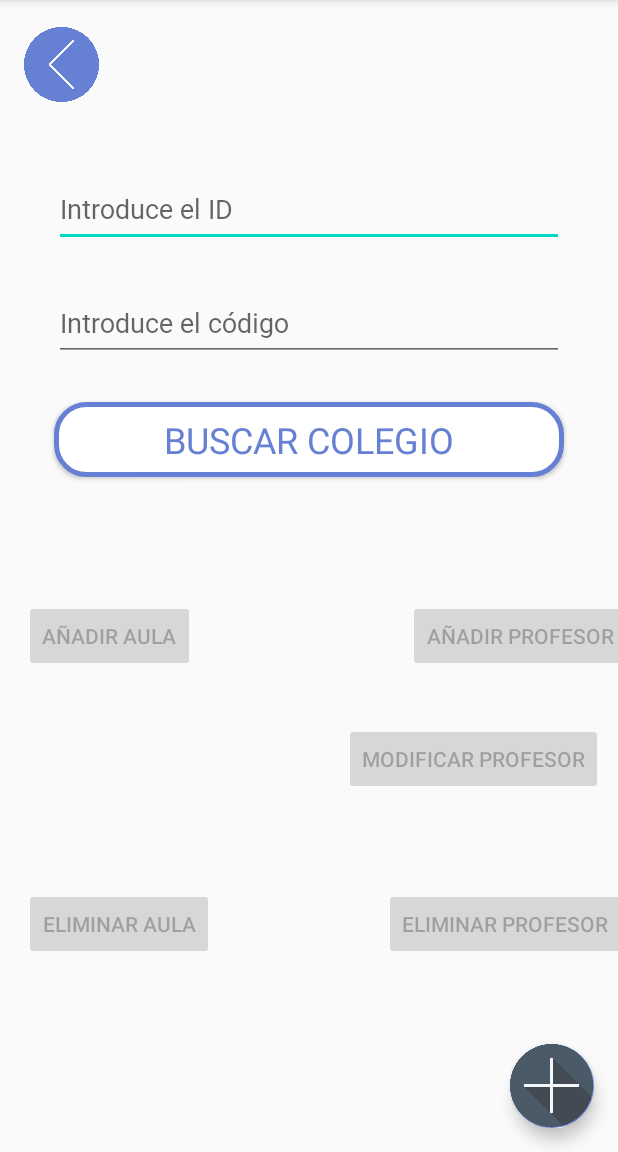
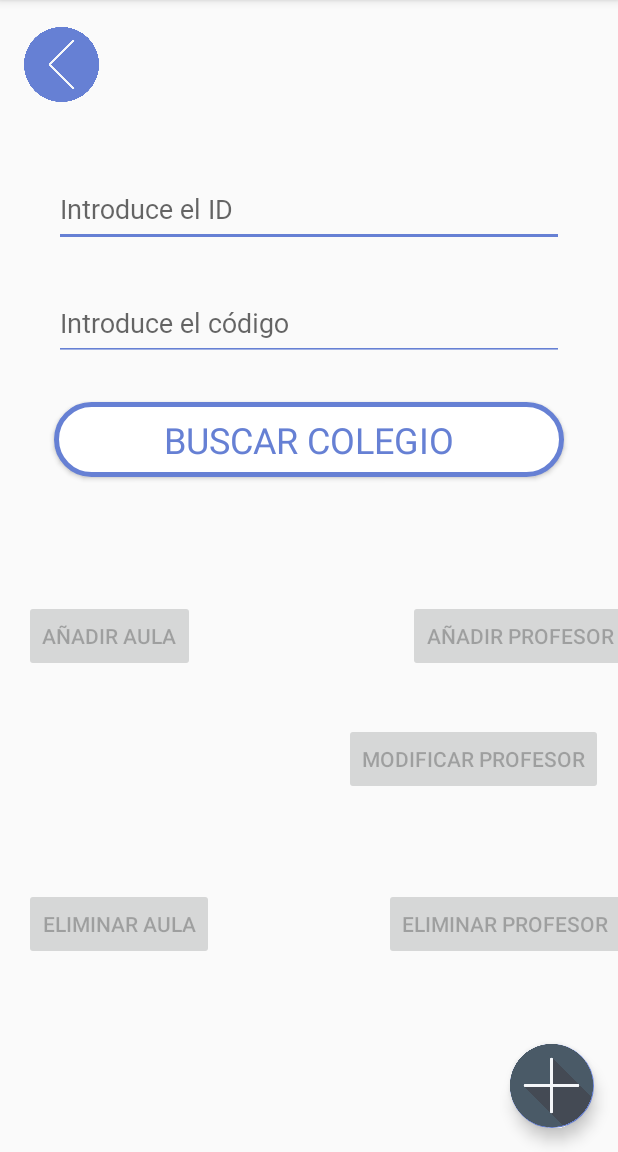
Before and after one commit to Alejandro1793/Proyecto, an Android app: the ModificarColegio4 screen opened directly, with no data from a screen before it, on a phone screen of 412 x 824 dp, the part 84-1236 px from its top. Run offline under Robolectric (Android 15) with nearby library versions, the phone set to English and light mode, and no system bars; our stand-ins replace Firebase (no records; nobody signed in at launch, a user with empty details on screens opened directly); Roboto replaces fonts that are not available here.

Commit message:
Modificaciones Layout 31/03

```diff
--- a/app/src/main/res/drawable/forma_boton.xml
+++ b/app/src/main/res/drawable/forma_boton.xml
@@ -4,7 +4,7 @@
     <solid android:color="#6680d4"/>
 
 
-    <corners android:radius="30px"/>
+    <corners android:radius="40sp"/>
 
     <stroke android:color="#ffffff"/>
 
--- a/app/src/main/res/drawable/forma_boton_contraria.xml
+++ b/app/src/main/res/drawable/forma_boton_contraria.xml
@@ -3,7 +3,7 @@
 
     <solid android:color="#FFFFFF"/>
 
-    <corners android:radius="30px"/>
+    <corners android:radius="40sp"/>
 
     <stroke android:width="3dp" android:color="#6680d4"/>
 
--- a/app/src/main/res/layout/activity_iniciar_sesion_admin2a.xml
+++ b/app/src/main/res/layout/activity_iniciar_sesion_admin2a.xml
@@ -71,7 +71,8 @@
         app:layout_constraintEnd_toEndOf="parent"
         app:layout_constraintStart_toStartOf="parent"
         app:layout_constraintTop_toTopOf="parent"
-        app:layout_constraintVertical_bias="0.345" />
+        app:layout_constraintVertical_bias="0.345"
+        android:backgroundTint="#6680d4"/>
 
     <EditText
         android:id="@+id/txtContrasenia"
@@ -86,6 +87,7 @@
         app:layout_constraintEnd_toEndOf="parent"
         app:layout_constraintStart_toStartOf="parent"
         app:layout_constraintTop_toTopOf="parent"
-        app:layout_constraintVertical_bias="0.486" />
+        app:layout_constraintVertical_bias="0.486"
+        android:backgroundTint="#6680d4"/>
 
 </androidx.constraintlayout.widget.ConstraintLayout>
--- a/app/src/main/res/layout/activity_modificar_colegio.xml
+++ b/app/src/main/res/layout/activity_modificar_colegio.xml
@@ -38,7 +38,8 @@
         app:layout_constraintStart_toStartOf="parent"
         app:layout_constraintTop_toTopOf="parent"
         app:layout_constraintVertical_bias="0.16"
-        android:autofillHints="" />
+        android:autofillHints=""
+        android:backgroundTint="#6680d4" tools:targetApi="lollipop"/>
 
     <EditText
         android:id="@+id/txtPassColeMod"
@@ -54,7 +55,8 @@
         app:layout_constraintStart_toStartOf="parent"
         app:layout_constraintTop_toTopOf="parent"
         app:layout_constraintVertical_bias="0.266"
-        android:autofillHints="" />
+        android:autofillHints=""
+        android:backgroundTint="#6680d4"/>
 
     <Button
         android:id="@+id/btnBuscarCole"
--- a/app/src/main/res/layout/activity_principal.xml
+++ b/app/src/main/res/layout/activity_principal.xml
@@ -51,7 +51,7 @@
 
         app:layout_constraintBottom_toTopOf="@+id/btnInicioSesion"
         app:layout_constraintEnd_toEndOf="parent"
-        app:layout_constraintHorizontal_bias="0.0"
+        app:layout_constraintHorizontal_bias="1.0"
         app:layout_constraintStart_toStartOf="parent"
         app:layout_constraintTop_toTopOf="parent"
         app:layout_constraintVertical_bias="0.35000002"
--- a/app/src/main/res/layout/activity_registro_usuario_2b.xml
+++ b/app/src/main/res/layout/activity_registro_usuario_2b.xml
@@ -123,6 +123,7 @@
         android:ems="10"
         android:fontFamily="@font/nova_slim"
         android:hint="@string/introduce_el_email"
+        android:backgroundTint="#6680d4"
         android:inputType="textEmailAddress"
         app:layout_constraintBottom_toTopOf="@+id/btnGenerar"
         app:layout_constraintEnd_toEndOf="parent"
@@ -130,6 +131,6 @@
         app:layout_constraintStart_toStartOf="parent"
         app:layout_constraintTop_toBottomOf="@+id/linearLayout"
         app:layout_constraintVertical_bias="1.0"
-        android:autofillHints="" />
+        android:autofillHints="" tools:targetApi="lollipop"/>
 
 </androidx.constraintlayout.widget.ConstraintLayout>
```
